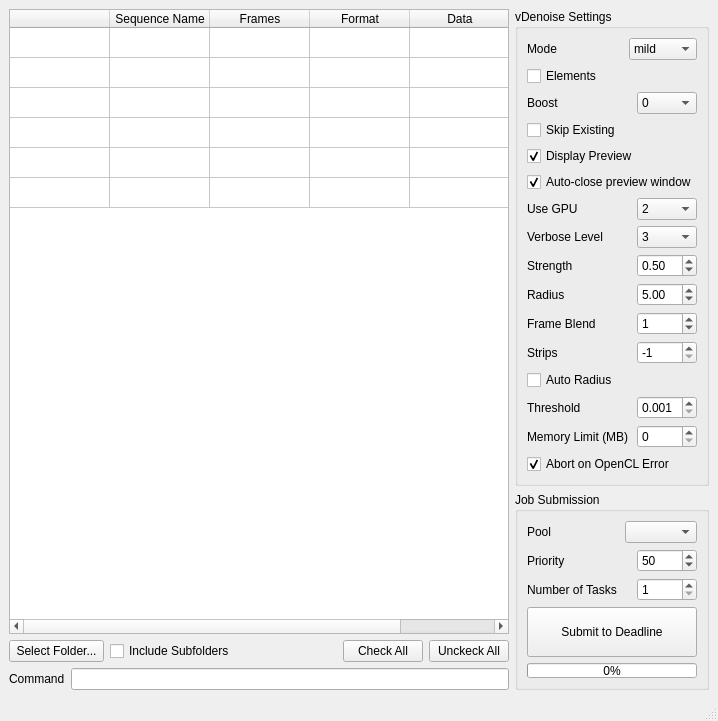
Qt form VrayDenoiser/ui_mainWindow.ui (p3rfilov/Deadline) before a commit.
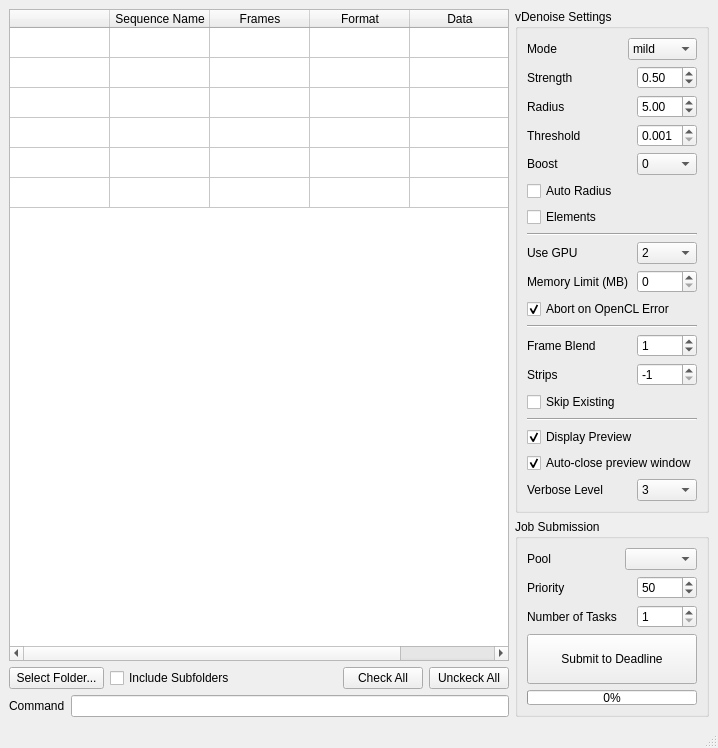
The same form after that commit.

The edit to the form file:
```diff
--- a/VrayDenoiser/ui_mainWindow.ui
+++ b/VrayDenoiser/ui_mainWindow.ui
@@ -7,7 +7,7 @@
     <x>0</x>
     <y>0</y>
     <width>711</width>
-    <height>679</height>
+    <height>709</height>
    </rect>
   </property>
   <property name="minimumSize">
@@ -198,7 +198,7 @@
         </property>
         <layout class="QVBoxLayout" name="verticalLayout_3">
          <item>
-          <layout class="QVBoxLayout" name="verticalLayout" stretch="0,0,0,0,0,0,0,0,0,0,0,0,0,0,0,0">
+          <layout class="QVBoxLayout" name="verticalLayout" stretch="0,0,0,0,0,0,0,0,0,0,0,0,0,0,0,0,0,0,0">
            <item>
             <layout class="QHBoxLayout" name="horizontalLayout">
              <item>
@@ -259,225 +259,9 @@
                  <string>mild</string>
                 </property>
                </item>
-              </widget>
-             </item>
-            </layout>
-           </item>
-           <item>
-            <widget class="QCheckBox" name="elements">
-             <property name="text">
-              <string>Elements</string>
-             </property>
-             <property name="checked">
-              <bool>false</bool>
-             </property>
-            </widget>
-           </item>
-           <item>
-            <layout class="QHBoxLayout" name="horizontalLayout_2">
-             <item>
-              <widget class="QLabel" name="label_2">
-               <property name="sizePolicy">
-                <sizepolicy hsizetype="Maximum" vsizetype="Preferred">
-                 <horstretch>0</horstretch>
-                 <verstretch>0</verstretch>
-                </sizepolicy>
-               </property>
-               <property name="text">
-                <string>Boost</string>
-               </property>
-              </widget>
-             </item>
-             <item>
-              <spacer name="horizontalSpacer_3">
-               <property name="orientation">
-                <enum>Qt::Horizontal</enum>
-               </property>
-               <property name="sizeHint" stdset="0">
-                <size>
-                 <width>40</width>
-                 <height>20</height>
-                </size>
-               </property>
-              </spacer>
-             </item>
-             <item>
-              <widget class="QComboBox" name="boost">
-               <property name="sizePolicy">
-                <sizepolicy hsizetype="Preferred" vsizetype="Fixed">
-                 <horstretch>0</horstretch>
-                 <verstretch>0</verstretch>
-                </sizepolicy>
-               </property>
-               <property name="minimumSize">
-                <size>
-                 <width>60</width>
-                 <height>0</height>
-                </size>
-               </property>
                <item>
                 <property name="text">
-                 <string>0</string>
-                </property>
-               </item>
-               <item>
-                <property name="text">
-                 <string>1</string>
-                </property>
-               </item>
-               <item>
-                <property name="text">
-                 <string>2</string>
-                </property>
-               </item>
-              </widget>
-             </item>
-            </layout>
-           </item>
-           <item>
-            <widget class="QCheckBox" name="skipExisting">
-             <property name="text">
-              <string>Skip Existing</string>
-             </property>
-             <property name="checked">
-              <bool>false</bool>
-             </property>
-            </widget>
-           </item>
-           <item>
-            <widget class="QCheckBox" name="display">
-             <property name="text">
-              <string>Display Preview</string>
-             </property>
-             <property name="checked">
-              <bool>true</bool>
-             </property>
-            </widget>
-           </item>
-           <item>
-            <widget class="QCheckBox" name="autoClose">
-             <property name="text">
-              <string>Auto-close preview window</string>
-             </property>
-             <property name="checked">
-              <bool>true</bool>
-             </property>
-            </widget>
-           </item>
-           <item>
-            <layout class="QHBoxLayout" name="horizontalLayout_3">
-             <item>
-              <widget class="QLabel" name="label_3">
-               <property name="sizePolicy">
-                <sizepolicy hsizetype="Maximum" vsizetype="Preferred">
-                 <horstretch>0</horstretch>
-                 <verstretch>0</verstretch>
-                </sizepolicy>
-               </property>
-               <property name="text">
-                <string>Use GPU</string>
-               </property>
-              </widget>
-             </item>
-             <item>
-              <spacer name="horizontalSpacer_2">
-               <property name="orientation">
-                <enum>Qt::Horizontal</enum>
-               </property>
-               <property name="sizeHint" stdset="0">
-                <size>
-                 <width>40</width>
-                 <height>20</height>
-                </size>
-               </property>
-              </spacer>
-             </item>
-             <item>
-              <widget class="QComboBox" name="useGpu">
-               <property name="minimumSize">
-                <size>
-                 <width>60</width>
-                 <height>0</height>
-                </size>
-               </property>
-               <property name="currentIndex">
-                <number>2</number>
-               </property>
-               <item>
-                <property name="text">
-                 <string>0</string>
-                </property>
-               </item>
-               <item>
-                <property name="text">
-                 <string>1</string>
-                </property>
-               </item>
-               <item>
-                <property name="text">
-                 <string>2</string>
-                </property>
-               </item>
-              </widget>
-             </item>
-            </layout>
-           </item>
-           <item>
-            <layout class="QHBoxLayout" name="horizontalLayout_4">
-             <item>
-              <widget class="QLabel" name="label_4">
-               <property name="text">
-                <string>Verbose Level</string>
-               </property>
-              </widget>
-             </item>
-             <item>
-              <spacer name="horizontalSpacer_5">
-               <property name="orientation">
-                <enum>Qt::Horizontal</enum>
-               </property>
-               <property name="sizeHint" stdset="0">
-                <size>
-                 <width>40</width>
-                 <height>20</height>
-                </size>
-               </property>
-              </spacer>
-             </item>
-             <item>
-              <widget class="QComboBox" name="verboseLevel">
-               <property name="minimumSize">
-                <size>
-                 <width>60</width>
-                 <height>0</height>
-                </size>
-               </property>
-               <property name="currentIndex">
-                <number>3</number>
-               </property>
-               <item>
-                <property name="text">
-                 <string>0</string>
-                </property>
-               </item>
-               <item>
-                <property name="text">
-                 <string>1</string>
-                </property>
-               </item>
-               <item>
-                <property name="text">
-                 <string>2</string>
-                </property>
-               </item>
-               <item>
-                <property name="text">
-                 <string>3</string>
-                </property>
-               </item>
-               <item>
-                <property name="text">
-                 <string>4</string>
+                 <string>custom</string>
                 </property>
                </item>
               </widget>
@@ -576,90 +360,6 @@
              </item>
             </layout>
            </item>
-           <item>
-            <layout class="QHBoxLayout" name="horizontalLayout_7">
-             <item>
-              <widget class="QLabel" name="label_7">
-               <property name="text">
-                <string>Frame Blend</string>
-               </property>
-              </widget>
-             </item>
-             <item>
-              <spacer name="horizontalSpacer_8">
-               <property name="orientation">
-                <enum>Qt::Horizontal</enum>
-               </property>
-               <property name="sizeHint" stdset="0">
-                <size>
-                 <width>40</width>
-                 <height>20</height>
-                </size>
-               </property>
-              </spacer>
-             </item>
-             <item>
-              <widget class="QSpinBox" name="frameBlend">
-               <property name="minimumSize">
-                <size>
-                 <width>60</width>
-                 <height>0</height>
-                </size>
-               </property>
-               <property name="value">
-                <number>1</number>
-               </property>
-              </widget>
-             </item>
-            </layout>
-           </item>
-           <item>
-            <layout class="QHBoxLayout" name="horizontalLayout_8">
-             <item>
-              <widget class="QLabel" name="label_8">
-               <property name="text">
-                <string>Strips</string>
-               </property>
-              </widget>
-             </item>
-             <item>
-              <spacer name="horizontalSpacer_9">
-               <property name="orientation">
-                <enum>Qt::Horizontal</enum>
-               </property>
-               <property name="sizeHint" stdset="0">
-                <size>
-                 <width>40</width>
-                 <height>20</height>
-                </size>
-               </property>
-              </spacer>
-             </item>
-             <item>
-              <widget class="QSpinBox" name="strips">
-               <property name="minimumSize">
-                <size>
-                 <width>60</width>
-                 <height>0</height>
-                </size>
-               </property>
-               <property name="minimum">
-                <number>-1</number>
-               </property>
-               <property name="value">
-                <number>-1</number>
-               </property>
-              </widget>
-             </item>
-            </layout>
-           </item>
-           <item>
-            <widget class="QCheckBox" name="autoRadius">
-             <property name="text">
-              <string>Auto Radius</string>
-             </property>
-            </widget>
-           </item>
            <item>
             <layout class="QHBoxLayout" name="horizontalLayout_9">
              <item>
@@ -709,6 +409,149 @@
              </item>
             </layout>
            </item>
+           <item>
+            <layout class="QHBoxLayout" name="horizontalLayout_2">
+             <item>
+              <widget class="QLabel" name="label_2">
+               <property name="sizePolicy">
+                <sizepolicy hsizetype="Maximum" vsizetype="Preferred">
+                 <horstretch>0</horstretch>
+                 <verstretch>0</verstretch>
+                </sizepolicy>
+               </property>
+               <property name="text">
+                <string>Boost</string>
+               </property>
+              </widget>
+             </item>
+             <item>
+              <spacer name="horizontalSpacer_3">
+               <property name="orientation">
+                <enum>Qt::Horizontal</enum>
+               </property>
+               <property name="sizeHint" stdset="0">
+                <size>
+                 <width>40</width>
+                 <height>20</height>
+                </size>
+               </property>
+              </spacer>
+             </item>
+             <item>
+              <widget class="QComboBox" name="boost">
+               <property name="sizePolicy">
+                <sizepolicy hsizetype="Preferred" vsizetype="Fixed">
+                 <horstretch>0</horstretch>
+                 <verstretch>0</verstretch>
+                </sizepolicy>
+               </property>
+               <property name="minimumSize">
+                <size>
+                 <width>60</width>
+                 <height>0</height>
+                </size>
+               </property>
+               <item>
+                <property name="text">
+                 <string>0</string>
+                </property>
+               </item>
+               <item>
+                <property name="text">
+                 <string>1</string>
+                </property>
+               </item>
+               <item>
+                <property name="text">
+                 <string>2</string>
+                </property>
+               </item>
+              </widget>
+             </item>
+            </layout>
+           </item>
+           <item>
+            <widget class="QCheckBox" name="autoRadius">
+             <property name="text">
+              <string>Auto Radius</string>
+             </property>
+            </widget>
+           </item>
+           <item>
+            <widget class="QCheckBox" name="elements">
+             <property name="text">
+              <string>Elements</string>
+             </property>
+             <property name="checked">
+              <bool>false</bool>
+             </property>
+            </widget>
+           </item>
+           <item>
+            <widget class="Line" name="line">
+             <property name="orientation">
+              <enum>Qt::Horizontal</enum>
+             </property>
+            </widget>
+           </item>
+           <item>
+            <layout class="QHBoxLayout" name="horizontalLayout_3">
+             <item>
+              <widget class="QLabel" name="label_3">
+               <property name="sizePolicy">
+                <sizepolicy hsizetype="Maximum" vsizetype="Preferred">
+                 <horstretch>0</horstretch>
+                 <verstretch>0</verstretch>
+                </sizepolicy>
+               </property>
+               <property name="text">
+                <string>Use GPU</string>
+               </property>
+              </widget>
+             </item>
+             <item>
+              <spacer name="horizontalSpacer_2">
+               <property name="orientation">
+                <enum>Qt::Horizontal</enum>
+               </property>
+               <property name="sizeHint" stdset="0">
+                <size>
+                 <width>40</width>
+                 <height>20</height>
+                </size>
+               </property>
+              </spacer>
+             </item>
+             <item>
+              <widget class="QComboBox" name="useGpu">
+               <property name="minimumSize">
+                <size>
+                 <width>60</width>
+                 <height>0</height>
+                </size>
+               </property>
+               <property name="currentIndex">
+                <number>2</number>
+               </property>
+               <item>
+                <property name="text">
+                 <string>0</string>
+                </property>
+               </item>
+               <item>
+                <property name="text">
+                 <string>1</string>
+                </property>
+               </item>
+               <item>
+                <property name="text">
+                 <string>2</string>
+                </property>
+               </item>
+              </widget>
+             </item>
+            </layout>
+           </item>
            <item>
             <layout class="QHBoxLayout" name="horizontalLayout_10">
              <item>
@@ -759,6 +602,189 @@
              </property>
             </widget>
            </item>
+           <item>
+            <widget class="Line" name="line_2">
+             <property name="orientation">
+              <enum>Qt::Horizontal</enum>
+             </property>
+            </widget>
+           </item>
+           <item>
+            <layout class="QHBoxLayout" name="horizontalLayout_7">
+             <item>
+              <widget class="QLabel" name="label_7">
+               <property name="text">
+                <string>Frame Blend</string>
+               </property>
+              </widget>
+             </item>
+             <item>
+              <spacer name="horizontalSpacer_8">
+               <property name="orientation">
+                <enum>Qt::Horizontal</enum>
+               </property>
+               <property name="sizeHint" stdset="0">
+                <size>
+                 <width>40</width>
+                 <height>20</height>
+                </size>
+               </property>
+              </spacer>
+             </item>
+             <item>
+              <widget class="QSpinBox" name="frameBlend">
+               <property name="minimumSize">
+                <size>
+                 <width>60</width>
+                 <height>0</height>
+                </size>
+               </property>
+               <property name="value">
+                <number>1</number>
+               </property>
+              </widget>
+             </item>
+            </layout>
+           </item>
+           <item>
+            <layout class="QHBoxLayout" name="horizontalLayout_8">
+             <item>
+              <widget class="QLabel" name="label_8">
+               <property name="text">
+                <string>Strips</string>
+               </property>
+              </widget>
+             </item>
+             <item>
+              <spacer name="horizontalSpacer_9">
+               <property name="orientation">
+                <enum>Qt::Horizontal</enum>
+               </property>
+               <property name="sizeHint" stdset="0">
+                <size>
+                 <width>40</width>
+                 <height>20</height>
+                </size>
+               </property>
+              </spacer>
+             </item>
+             <item>
+              <widget class="QSpinBox" name="strips">
+               <property name="minimumSize">
+                <size>
+                 <width>60</width>
+                 <height>0</height>
+                </size>
+               </property>
+               <property name="minimum">
+                <number>-1</number>
+               </property>
+               <property name="value">
+                <number>-1</number>
+               </property>
+              </widget>
+             </item>
+            </layout>
+           </item>
+           <item>
+            <widget class="QCheckBox" name="skipExisting">
+             <property name="text">
+              <string>Skip Existing</string>
+             </property>
+             <property name="checked">
+              <bool>false</bool>
+             </property>
+            </widget>
+           </item>
+           <item>
+            <widget class="Line" name="line_3">
+             <property name="orientation">
+              <enum>Qt::Horizontal</enum>
+             </property>
+            </widget>
+           </item>
+           <item>
+            <widget class="QCheckBox" name="display">
+             <property name="text">
+              <string>Display Preview</string>
+             </property>
+             <property name="checked">
+              <bool>true</bool>
+             </property>
+            </widget>
+           </item>
+           <item>
+            <widget class="QCheckBox" name="autoClose">
+             <property name="text">
+              <string>Auto-close preview window</string>
+             </property>
+             <property name="checked">
+              <bool>true</bool>
+             </property>
+            </widget>
+           </item>
+           <item>
+            <layout class="QHBoxLayout" name="horizontalLayout_4">
+             <item>
+              <widget class="QLabel" name="label_4">
+               <property name="text">
+                <string>Verbose Level</string>
+               </property>
+              </widget>
+             </item>
+             <item>
+              <spacer name="horizontalSpacer_5">
+               <property name="orientation">
+                <enum>Qt::Horizontal</enum>
+               </property>
+               <property name="sizeHint" stdset="0">
+                <size>
+                 <width>40</width>
+                 <height>20</height>
+                </size>
+               </property>
+              </spacer>
+             </item>
+             <item>
+              <widget class="QComboBox" name="verboseLevel">
+               <property name="minimumSize">
+                <size>
+                 <width>60</width>
+                 <height>0</height>
+                </size>
+               </property>
+               <property name="currentIndex">
+                <number>3</number>
+               </property>
+               <item>
+                <property name="text">
+                 <string>0</string>
+                </property>
+               </item>
+               <item>
+                <property name="text">
+                 <string>1</string>
+                </property>
+               </item>
+               <item>
+                <property name="text">
+                 <string>2</string>
+                </property>
+               </item>
+               <item>
+                <property name="text">
+                 <string>3</string>
+                </property>
+               </item>
+               <item>
+                <property name="text">
+                 <string>4</string>
+                </property>
+               </item>
+              </widget>
+             </item>
+            </layout>
+           </item>
           </layout>
          </item>
         </layout>
```
